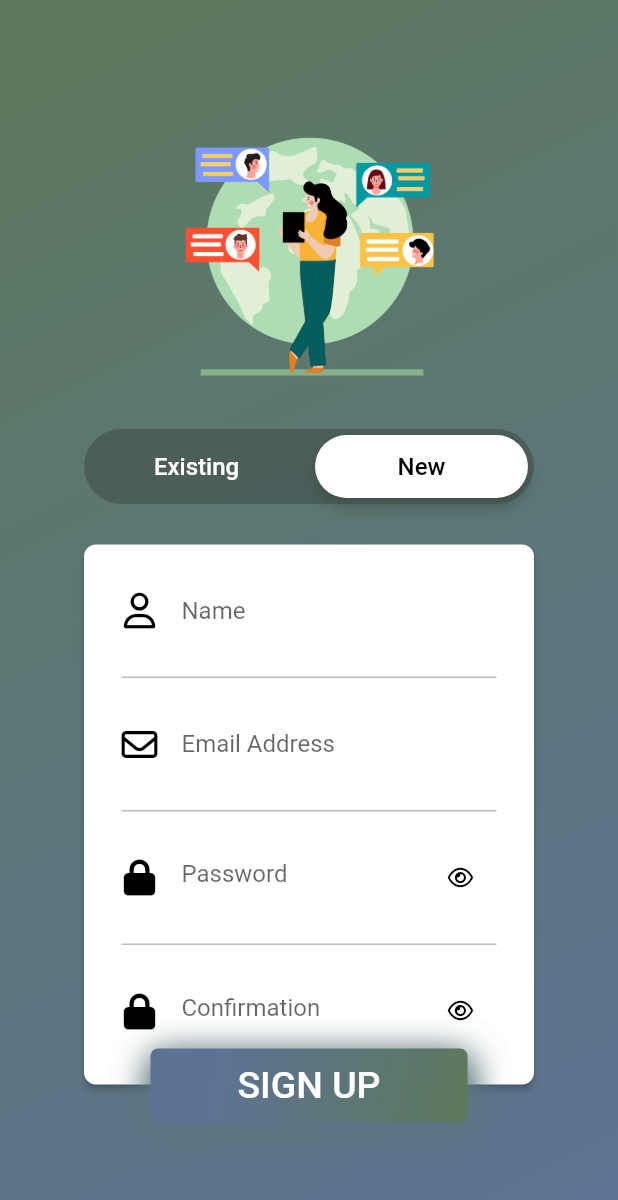
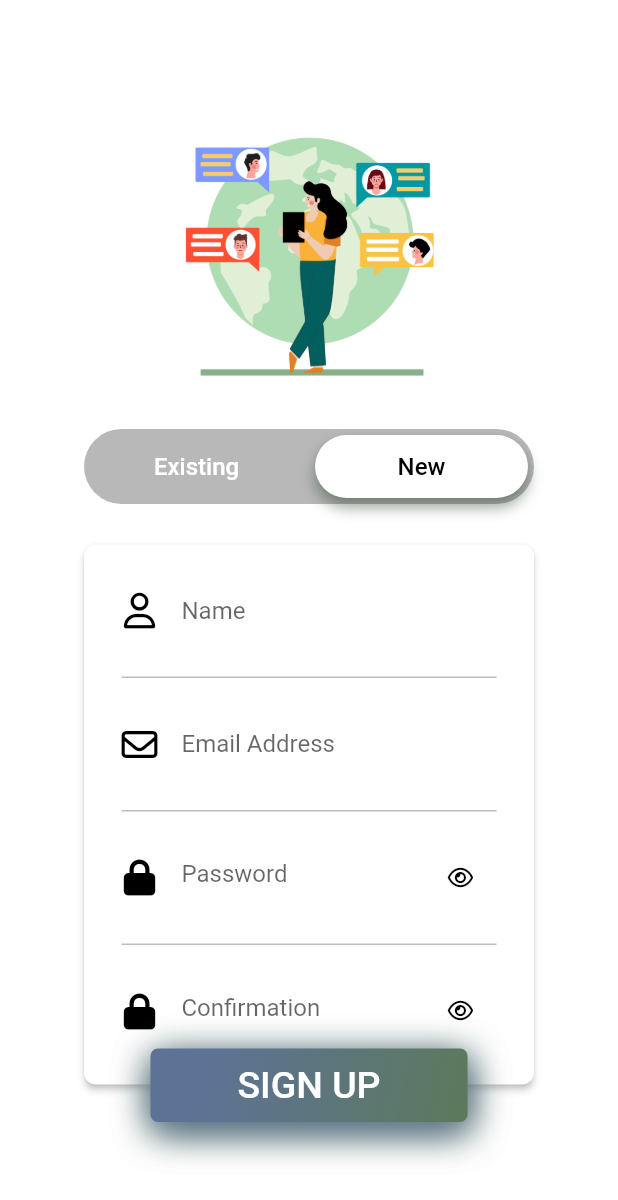
Before and after one commit to garrysjh/NTUMart, a Flutter app: the screen it shows after launch, after a tap on "New", on a phone screen of 412 x 824 dp. Shown: the top 1200 px of the screen. Run offline on Flutter 3.47's test engine with Material 2 defaults, Android fonts, the phone set to English and light mode, and no system bars; our stand-ins replace firebase_auth, firebase_core, flutter_dotenv, font_awesome_flutter; accounts and stored records are empty; Roboto replaces fonts that are missing (WorkSansBold, WorkSansSemiBold).

```diff
--- a/frontend/lib/pages/login_page.dart
+++ b/frontend/lib/pages/login_page.dart
@@ -45,15 +45,7 @@ class _LoginPageState extends State<LoginPage>
           width: MediaQuery.of(context).size.width,
           height: MediaQuery.of(context).size.height,
           decoration: const BoxDecoration(
-            gradient: LinearGradient(
-                colors: <Color>[
-                  CustomTheme.loginGradientStart,
-                  CustomTheme.loginGradientEnd
-                ],
-                begin: FractionalOffset(0.0, 0.0),
-                end: FractionalOffset(1.0, 1.0),
-                stops: <double>[0.0, 1.0],
-                tileMode: TileMode.clamp),
+           color: Color(0xFFFFFFFF)
           ),
           child: Column(
             mainAxisSize: MainAxisSize.max,
--- a/frontend/lib/pages/widgets/login/sign_in.dart
+++ b/frontend/lib/pages/widgets/login/sign_in.dart
@@ -180,116 +180,30 @@ class _SignInState extends State<SignIn> {
                       fontFamily: 'WorkSansMedium'),
                 )),
           ),
-          Padding(
-            padding: const EdgeInsets.only(top: 10.0),
-            child: Row(
-              mainAxisAlignment: MainAxisAlignment.center,
-              children: <Widget>[
-                Container(
-                  decoration: const BoxDecoration(
-                    gradient: LinearGradient(
-                        colors: <Color>[
-                          Colors.white10,
-                          Colors.white,
-                        ],
-                        begin: FractionalOffset(0.0, 0.0),
-                        end: FractionalOffset(1.0, 1.0),
-                        stops: <double>[0.0, 1.0],
-                        tileMode: TileMode.clamp),
-                  ),
-                  width: 100.0,
-                  height: 1.0,
-                ),
-                const Padding(
-                  padding: EdgeInsets.only(left: 15.0, right: 15.0),
-                  child: Text(
-                    'Or',
-                    style: TextStyle(
-                        color: Colors.white,
-                        fontSize: 16.0,
-                        fontFamily: 'WorkSansMedium'),
-                  ),
-                ),
-                Container(
-                  decoration: const BoxDecoration(
-                    gradient: LinearGradient(
-                        colors: <Color>[
-                          Colors.white,
-                          Colors.white10,
-                        ],
-                        begin: FractionalOffset(0.0, 0.0),
-                        end: FractionalOffset(1.0, 1.0),
-                        stops: <double>[0.0, 1.0],
-                        tileMode: TileMode.clamp),
-                  ),
-                  width: 100.0,
-                  height: 1.0,
-                ),
-              ],
-            ),
-          ),
-          Row(
-            mainAxisAlignment: MainAxisAlignment.center,
-            children: <Widget>[
-              Padding(
-                padding: const EdgeInsets.only(top: 10.0, right: 40.0),
-                child: GestureDetector(
-                  onTap: () => CustomSnackBar(
-                      context, const Text('Facebook button pressed')),
-                  child: Container(
-                    padding: const EdgeInsets.all(15.0),
-                    decoration: const BoxDecoration(
-                      shape: BoxShape.circle,
-                      color: Colors.white,
-                    ),
-                    child: const Icon(
-                      FontAwesomeIcons.facebookF,
-                      color: Color(0xFF0084ff),
-                    ),
-                  ),
-                ),
-              ),
-              Padding(
-                padding: const EdgeInsets.only(top: 10.0),
-                child: GestureDetector(
-                  onTap: () => CustomSnackBar(
-                      context, const Text('Google button pressed')),
-                  child: Container(
-                    padding: const EdgeInsets.all(15.0),
-                    decoration: const BoxDecoration(
-                      shape: BoxShape.circle,
-                      color: Colors.white,
-                    ),
-                    child: const Icon(
-                      FontAwesomeIcons.google,
-                      color: Color(0xFF0084ff),
-                    ),
-                  ),
-                ),
-              ),
-            ],
-          ),
+
+
         ],
       ),
     );
   }
 
   void _toggleSignInButton() async {
-
-    try {
+  try {
     UserCredential userCredential = await FirebaseAuth.instance.signInWithEmailAndPassword(
       email: loginEmailController.text,
       password: loginPasswordController.text,
     );
 
     if (userCredential.user != null) {
-      CustomSnackBar(context, Text('Signin successful'));
+      CustomSnackBar(context, Text('Sign-in successful'));
+    } else {
+      CustomSnackBar(context, Text('Sign-in failed'));
     }
   } catch (e) {
     // Handle sign-in errors, e.g., wrong credentials.
     CustomSnackBar(context, Text('Sign-In Error: $e'));
   }
-  }
+}
 
   void _toggleLogin() {
     setState(() {
--- a/frontend/lib/theme.dart
+++ b/frontend/lib/theme.dart
@@ -10,7 +10,7 @@ class CustomTheme {
   static const Color black = Color(0xFF000000);
 
   static const LinearGradient primaryGradient = LinearGradient(
-    colors: <Color>[loginGradientStart, loginGradientEnd],
+    colors: <Color>[white, white],
     stops: <double>[0.0, 1.0],
     begin: Alignment.topCenter,
     end: Alignment.bottomCenter,
```
Also changed, not shown: 4 other files.
